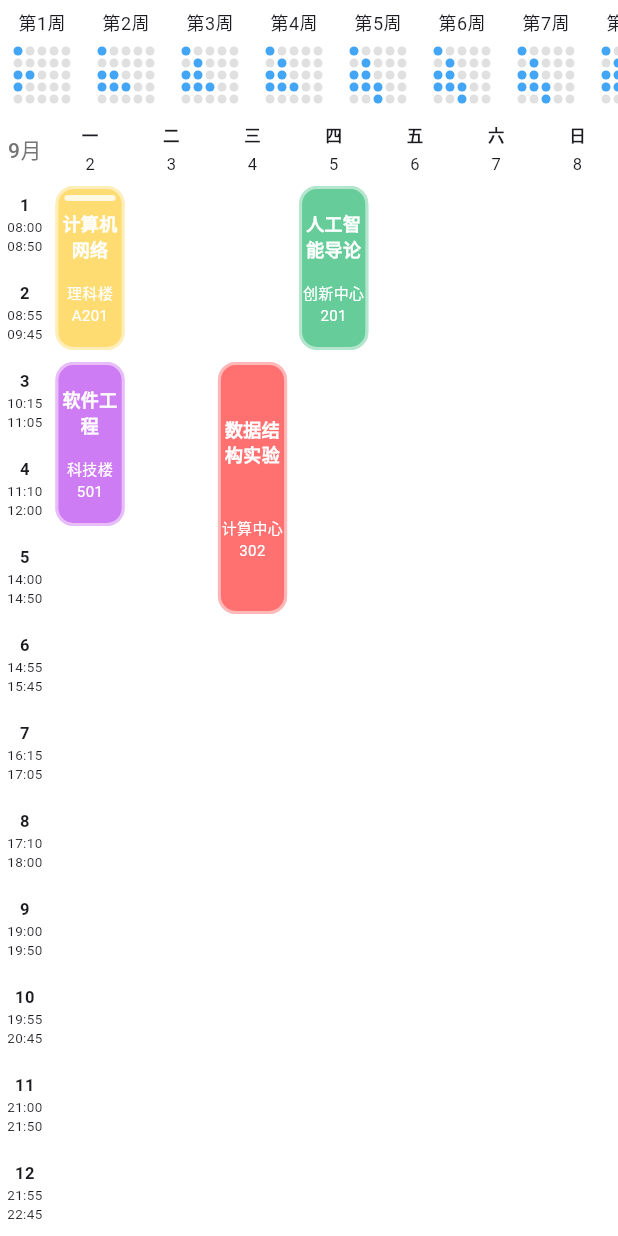
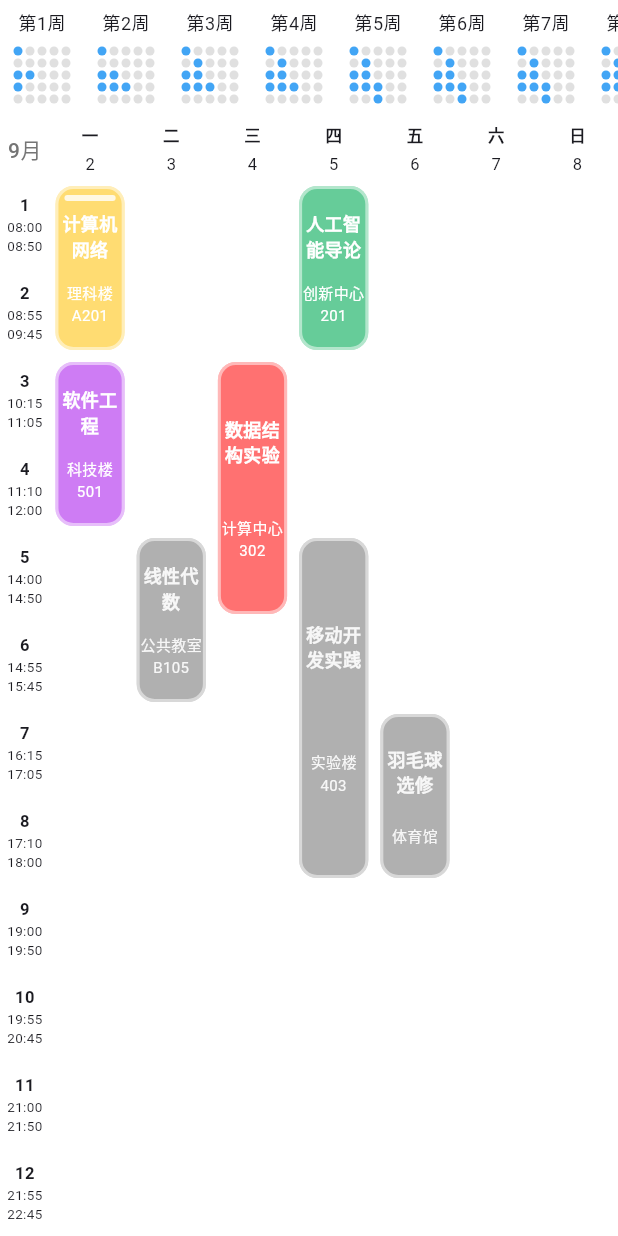
Before and after one commit to LDouble/timetable, a Flutter app: the screen it shows after launch, on a phone screen of 412 x 824 dp. Run offline on Flutter 3.47's test engine with Material 3 defaults, Android fonts, the phone set to English and light mode, and no system bars.

Commit message:
feat: 支持非本周课程

```diff
--- a/example/lib/main.dart
+++ b/example/lib/main.dart
@@ -142,6 +142,7 @@ class _DemoHomePageState extends State<DemoHomePage> {
           theme: timetableTheme,
           showBuiltinCourseSheet: true,
           initialShowWeekSelector: true,
+          showNonCurrentWeekCourses: true,
           onCreateCourse: () {
             ScaffoldMessenger.of(context).showSnackBar(
               const SnackBar(content: Text('点击添加课程（示例）')),
--- a/lib/src/widgets/color_timetable.dart
+++ b/lib/src/widgets/color_timetable.dart
@@ -23,6 +23,7 @@ class ColorTimetable extends StatefulWidget {
   final VoidCallback? onPaletteTap;
   final ValueChanged<int>? onWeekChanged;
   final bool showGridLines;
+  final bool showNonCurrentWeekCourses;
 
   const ColorTimetable({
     super.key,
@@ -41,6 +42,7 @@ class ColorTimetable extends StatefulWidget {
     this.onPaletteTap,
     this.onWeekChanged,
     this.showGridLines = false,
+    this.showNonCurrentWeekCourses = false,
   }) : showWeekSelector = initialShowWeekSelector ?? showWeekSelector;
 
   @override
@@ -106,7 +108,7 @@ class _ColorTimetableState extends State<ColorTimetable> {
   Widget build(BuildContext context) {
     final bg = _theme.backgroundColor;
     final week = _controller.currentWeekIndex + 1;
-    final courses = _coursesForWeek(week);
+    final courses = widget.showNonCurrentWeekCourses ? _courses : _coursesForWeek(week);
     return Column(
       children: [
         if (widget.showWeekSelector) _buildWeekSelector(),
@@ -144,6 +146,8 @@ class _ColorTimetableState extends State<ColorTimetable> {
                     courseTextColor: _theme.courseTextColor,
                     showGridLines: widget.showGridLines,
                     schedule: _schedule,
+                    currentWeek: week,
+                    showInactiveGrey: widget.showNonCurrentWeekCourses,
                     onTap: (course) {
                       if (widget.showBuiltinCourseSheet) {
                         _showCourseSheet(course, week, courses);
@@ -527,6 +531,8 @@ class _TimetableGrid extends StatelessWidget {
   final void Function(TimetableCourse)? onTap;
   final bool showGridLines;
   final TimetableSchedule schedule;
+  final int currentWeek;
+  final bool showInactiveGrey;
 
   const _TimetableGrid({
     required this.courses,
@@ -536,6 +542,8 @@ class _TimetableGrid extends StatelessWidget {
     required this.courseTextColor,
     required this.showGridLines,
     required this.schedule,
+    required this.currentWeek,
+    required this.showInactiveGrey,
     this.onTap,
   });
 
@@ -595,8 +603,12 @@ class _TimetableGrid extends StatelessWidget {
               ),
             ),
             ..._groupedBySlot(courses).map((group) {
-              final course = group.first;
-              final hasConflicts = group.length > 1;
+              final TimetableCourse course = group.firstWhere(
+                (c) => c.occursOnWeek(currentWeek),
+                orElse: () => group.first,
+              );
+              final bool active = course.occursOnWeek(currentWeek);
+              final bool hasConflicts = group.length > 1;
               return Positioned(
                 left: timeColWidth + (course.weekday - 1) * columnWidth + 4,
                 top: (course.startPeriod - 1) * rowHeight + 4,
@@ -606,7 +618,9 @@ class _TimetableGrid extends StatelessWidget {
                   onTap: onTap == null ? null : () => onTap!(course),
                   child: Container(
                     decoration: BoxDecoration(
-                      color: course.color ?? allocator.colorForTitle(course.title),
+                      color: active
+                          ? (course.color ?? allocator.colorForTitle(course.title))
+                          : (showInactiveGrey ? const Color(0xFFB0B0B0) : (course.color ?? allocator.colorForTitle(course.title))),
                       borderRadius: BorderRadius.circular(12),
                       border: Border.all(color: Colors.white.withOpacity(0.5), width: 2),
                     ),
@@ -619,11 +633,14 @@ class _TimetableGrid extends StatelessWidget {
                               Text(course.title,
                                   textAlign: TextAlign.center,
                                   style: TextStyle(
-                                      color: Colors.white, fontSize: 12, fontWeight: FontWeight.w600)),
+                                      color: Colors.white.withOpacity(active ? 1.0 : 0.9),
+                                      fontSize: 12,
+                                      fontWeight: FontWeight.w600)),
                               if (course.location != null)
                                 Text(course.location!,
                                     textAlign: TextAlign.center,
-                                    style: const TextStyle(color: Colors.white, fontSize: 10)),
+                                    style: TextStyle(
+                                        color: Colors.white.withOpacity(active ? 1.0 : 0.9), fontSize: 10)),
                             ],
                           ),
                         ),
```
Lines whose indentation alone changed are shown as unchanged.
